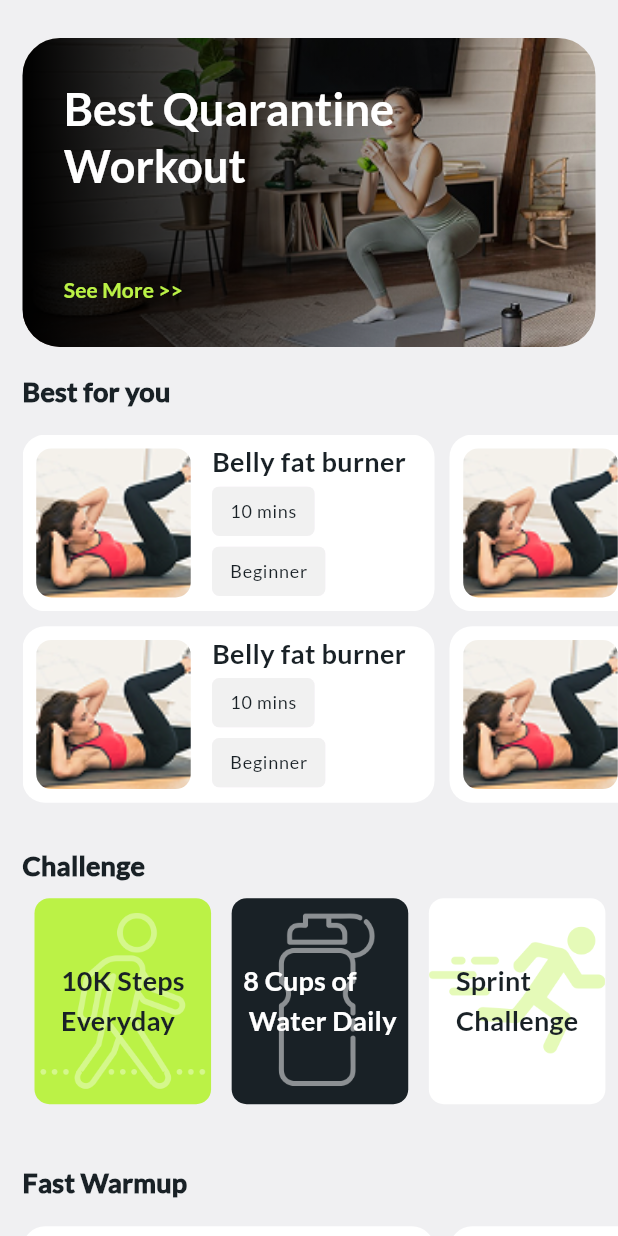
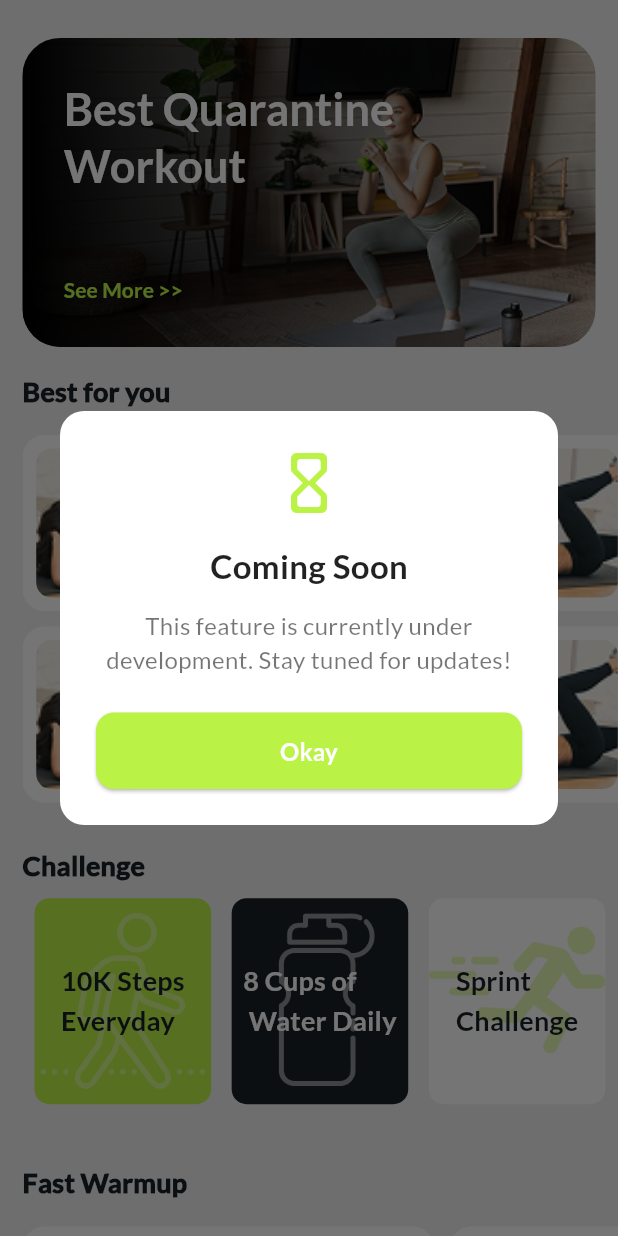
Before and after one commit to Buggies-dart/kineticx, a Flutter app: the ExplorePage screen opened directly, after a tap on an icon or button, on a phone screen of 412 x 824 dp. Run offline on Flutter 3.47's test engine with Material 3 defaults, Android fonts, the phone set to English and light mode, and no system bars; our stand-ins replace camera, cloud_firestore, firebase_auth, firebase_core, fl_chart, flutter_material_design_icons and 10 more; missing offline and left inert: water_animation; accounts and stored records are empty; network calls fail.

Commit message:
feat: Implement user analytics model and integrate into analytics controller

```diff
--- /dev/null
+++ b/lib/Models/daily_health_data.dart
@@ -0,0 +1,19 @@
+
+import 'dart:convert';
+
+import 'package:intl/intl.dart';
+import 'package:shared_preferences/shared_preferences.dart';
+
+class UserAnalytics{
+final int cupsOfWater;
+final int caloriesBurned;
+final List<int> heartRateData;
+final List<int> sleepData;
+final int bpm;
+
+UserAnalytics({required this.cupsOfWater, required this.caloriesBurned, required this.heartRateData, required this.sleepData, required this.bpm});
+
+UserAnalytics copyWith({int? cupsOfWater, int? caloriesBurned, List<int>? heartRateData, List<int>? sleepData, int? bpm}){
+return UserAnalytics(cupsOfWater: cupsOfWater ?? this.cupsOfWater, caloriesBurned: caloriesBurned ?? this.caloriesBurned, heartRateData: heartRateData ?? this.heartRateData, sleepData: sleepData?? this.sleepData, bpm: bpm?? this.bpm);
+}
+}
--- a/lib/Pages/Analytics/controllers/analytic_controller.dart
+++ b/lib/Pages/Analytics/controllers/analytic_controller.dart
@@ -1,19 +1,6 @@
 import 'package:flutter_riverpod/flutter_riverpod.dart';
+import 'package:kineticx/Models/daily_health_data.dart';
 
-
-class UserAnalytics{
-final int cupsOfWater;
-final int caloriesBurned;
-final List<int> heartRateData;
-final List<int> sleepData;
-final int bpm;
-
-UserAnalytics({required this.cupsOfWater, required this.caloriesBurned, required this.heartRateData, required this.sleepData, required this.bpm});
-
-UserAnalytics copyWith({int? cupsOfWater, int? caloriesBurned, List<int>? heartRateData, List<int>? sleepData, int? bpm}){
-return UserAnalytics(cupsOfWater: cupsOfWater ?? this.cupsOfWater, caloriesBurned: caloriesBurned ?? this.caloriesBurned, heartRateData: heartRateData ?? this.heartRateData, sleepData: sleepData?? this.sleepData, bpm: bpm?? this.bpm);
-}
-}
 
 class AnalyticController extends StateNotifier<UserAnalytics>{
 AnalyticController() : super(UserAnalytics(cupsOfWater: 0, caloriesBurned: 0, heartRateData: [], sleepData: [], bpm: 0));
--- a/lib/Pages/Explore/explore.dart
+++ b/lib/Pages/Explore/explore.dart
@@ -111,7 +111,9 @@ challengeContainer(sizeHeight, sizeWidth, theme, '8 Cups of\n Water Daily', text
 
 SizedBox(width: sizeWidth/30),
 
-challengeContainer(sizeHeight, sizeWidth, theme, 'Sprint\nChallenge', theme.colorScheme.surfaceContainer, Images.sprint, textColorBlack, (){}),
+challengeContainer(sizeHeight, sizeWidth, theme, 'Sprint\nChallenge', theme.colorScheme.surfaceContainer, Images.sprint, textColorBlack, (){
+showComingSoonDialog(context);
+}),
   ],
   ),
 ),
@@ -197,4 +199,62 @@ return SizedBox( height: 40,
   backgroundColor: theme.colorScheme.tertiaryContainer, label: Text(text, style: theme.textTheme.labelSmall,)),
 );
   }
+
+void showComingSoonDialog(BuildContext context) {
+  showDialog(
+    context: context,
+    builder: (context) => Dialog(
+      shape: RoundedRectangleBorder(
+        borderRadius: BorderRadius.circular(16),
+      ),
+      backgroundColor: Colors.white,
+      child: Padding(
+        padding: const EdgeInsets.all(24.0),
+        child: Column(
+          mainAxisSize: MainAxisSize.min,
+          children: [
+            Icon(Icons.hourglass_empty_rounded, size: 48, color: Theme.of(context).primaryColor),
+            const SizedBox(height: 16),
+            Text(
+              'Coming Soon',
+              style: TextStyle(
+                fontSize: 22,
+                fontWeight: FontWeight.bold,
+                color: Colors.black87,
+              ),
+            ),
+            const SizedBox(height: 12),
+            Text(
+              'This feature is currently under development. Stay tuned for updates!',
+              style: TextStyle(
+                fontSize: 16,
+                color: Colors.black54,
+              ),
+              textAlign: TextAlign.center,
+            ),
+            const SizedBox(height: 24),
+            SizedBox(
+              width: double.infinity,
+              child: ElevatedButton(
+                onPressed: () => Navigator.of(context).pop(),
+                style: ElevatedButton.styleFrom(
+                  backgroundColor: Theme.of(context).primaryColor,
+                  shape: RoundedRectangleBorder(
+                    borderRadius: BorderRadius.circular(12),
+                  ),
+                  padding: const EdgeInsets.symmetric(vertical: 14),
+                ),
+                child: Text(
+                  'Okay',
+                  style: TextStyle(fontSize: 16, fontWeight: FontWeight.bold, color: Colors.white),
+                ),
+              ),
+            ),
+          ],
+        ),
+      ),
+    ),
+  );
 }
+
+}
--- a/lib/main.dart
+++ b/lib/main.dart
@@ -3,6 +3,7 @@ import 'package:firebase_core/firebase_core.dart';
 import 'package:flutter/material.dart';
 import 'package:flutter_riverpod/flutter_riverpod.dart';
 import 'package:kineticx/Features/Step%20Counter/controllers/counter_controller.dart';
+import 'package:kineticx/Models/daily_health_data.dart';
 import 'package:kineticx/Navigation/navigation.dart';
 import 'package:kineticx/Pages/Analytics/controllers/analytic_controller.dart';
 import 'package:kineticx/Pages/Onboarding%20screens/Assessments/controllers/assesments.dart';
@@ -16,6 +17,7 @@ void main() async{
 );
   runApp(ProviderScope(child: const MyApp()));
 }
+
 
 final userInfoProvider = StateNotifierProvider<SaveUserInfo, UserInfo>((ref) {
 return SaveUserInfo();
@@ -40,6 +42,8 @@ final stepSessionProvider = StateNotifierProvider<StepSessionNotifier, StepSessi
 class MyApp extends StatelessWidget {
   const MyApp({super.key});
 
+
+
   @override
 Widget build(BuildContext context) {
 return MaterialApp(
--- a/pubspec.yaml
+++ b/pubspec.yaml
@@ -57,6 +57,7 @@ dependencies:
   image_picker: ^1.1.2
   flutter_dotenv: ^5.2.1
   font_awesome_flutter: ^10.8.0
+  intl: ^0.20.2
 
 dev_dependencies:
   flutter_test:
```
Also changed, not shown: pubspec.lock, 4 other files.
